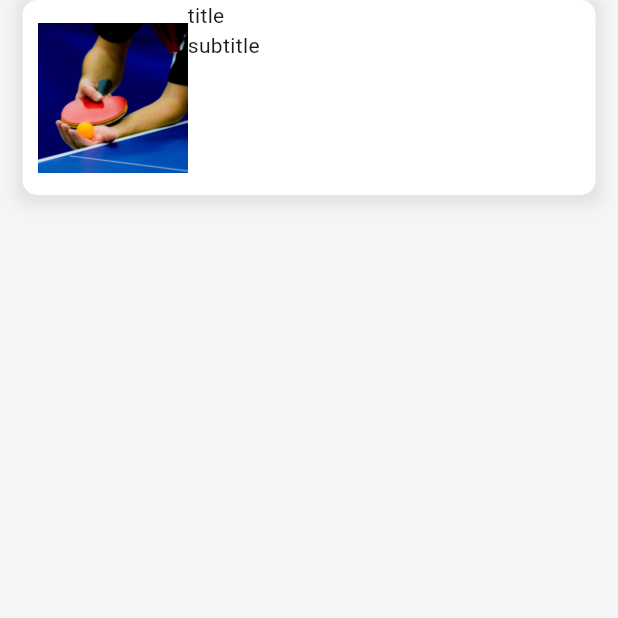
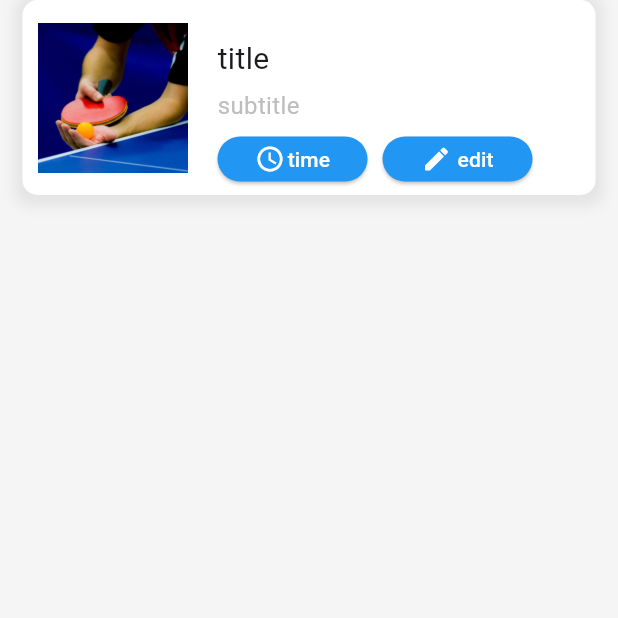
Before and after one commit to oguzdgd/ToDoApp-Flutter-Firebase, a Flutter app: the screen it shows after launch, on a phone screen of 412 x 824 dp, the top half of it. Run offline on Flutter 3.47's test engine with Material 3 defaults, Android fonts, the phone set to English and light mode, and no system bars; our stand-ins replace firebase_auth, firebase_core; accounts and stored records are empty; generated files the repository leaves out were written again.

Commit message:
created buttons

```diff
--- a/todo_app/lib/main.dart
+++ b/todo_app/lib/main.dart
@@ -1,7 +1,6 @@
 import 'package:flutter/material.dart';
 import 'package:todo_app/auth/auth_page.dart';
 import 'package:firebase_core/firebase_core.dart';
-import 'package:todo_app/auth/main_page.dart';
 import 'package:todo_app/widgets/task_widget.dart';
 import 'firebase_options.dart';
 
--- a/todo_app/lib/widgets/task_widget.dart
+++ b/todo_app/lib/widgets/task_widget.dart
@@ -36,6 +36,9 @@ class _Task_WidgetState extends State<Task_Widget> {
                 children: [
                   //image
                   images(),
+                  SizedBox(
+                    width: 20,
+                  ),
                   //title andd subtitle
                   Row(
                     crossAxisAlignment: CrossAxisAlignment.start,
@@ -43,12 +46,55 @@ class _Task_WidgetState extends State<Task_Widget> {
                       Column(
                         crossAxisAlignment: CrossAxisAlignment.start,
                         children: [
-                          Text('title'),
-                          Text('subtitle'),
+                          SizedBox(height: 25),
+                          Text(
+                            'title',
+                            style: TextStyle(
+                                fontSize: 20, fontWeight: FontWeight.w400),
+                          ),
+                          SizedBox(height: 5),
+                          Text(
+                            'subtitle',
+                            style: TextStyle(
+                                fontSize: 16, color: Colors.grey.shade400),
+                          ),
+                          Row(
+                            children: [
+                              ElevatedButton(onPressed: () {},
+                                  child: Row(
+                                    mainAxisAlignment: MainAxisAlignment.spaceAround,
+                                    children: [
+                                      Icon(Icons.access_time,size: 20,color: Colors.white,),
+                                      Text("time",style: TextStyle(color: Colors.white),),
+                                    ],
+                                  ),
+                                style: ButtonStyle(
+                                  fixedSize: MaterialStateProperty.all(Size(100, 30)),
+                                  backgroundColor: MaterialStateProperty.all(Colors.blue),
+                                  minimumSize: MaterialStateProperty.all(Size(25,25))
+                                ),
+                                ),
+                              SizedBox(width: 10,),
+                              ElevatedButton(onPressed: () {},
+                                child: Row(
+                                  mainAxisAlignment: MainAxisAlignment.spaceAround,
+                                  children: [
+                                    Icon(Icons.edit,size: 20,color: Colors.white,),
+                                    Text("edit",style: TextStyle(color: Colors.white),),
+                                  ],
+                                ),
+                                style: ButtonStyle(
+                                    fixedSize: MaterialStateProperty.all(Size(100, 30)),
+                                    backgroundColor: MaterialStateProperty.all(Colors.blue),
+                                    minimumSize: MaterialStateProperty.all(Size(25, 25)),
+                                ),
+                              ),
+                            ],
+                          )
                         ],
                       ),
                     ],
-                  )
+                  ),
                 ],
               ),
             ),
```
Lines whose indentation alone changed are shown as unchanged.
